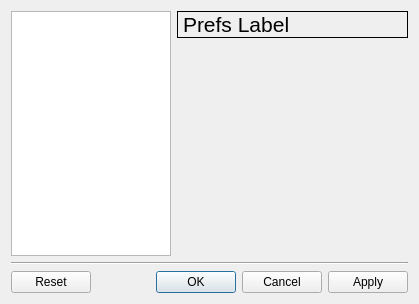
First picture: the form in GNS3/Ui/Form_PreferencesDialog.ui, repository GNS3/gns3-legacy, before the edit.
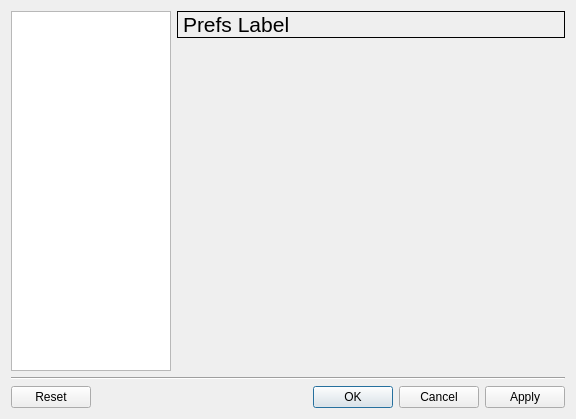
Second picture: the form after the edit.

Commit message: [PATCH] Increase default size of PreferencesDialog

Diff of the .ui file:
```diff
--- a/GNS3/Ui/Form_PreferencesDialog.ui
+++ b/GNS3/Ui/Form_PreferencesDialog.ui
@@ -5,20 +5,24 @@
    <rect>
     <x>0</x>
     <y>0</y>
-    <width>419</width>
-    <height>304</height>
+    <width>576</width>
+    <height>419</height>
    </rect>
   </property>
+  <property name="sizePolicy" >
+   <sizepolicy vsizetype="Expanding" hsizetype="Expanding" >
+    <horstretch>2</horstretch>
+    <verstretch>2</verstretch>
+   </sizepolicy>
+  </property>
   <property name="windowTitle" >
    <string>Dialog</string>
   </property>
   <layout class="QGridLayout" >
    <item row="0" column="0" >
-    <layout class="QHBoxLayout" >
-     <item>
       <widget class="QListWidget" name="listWidget" >
        <property name="sizePolicy" >
-        <sizepolicy vsizetype="Expanding" hsizetype="Maximum" >
+      <sizepolicy vsizetype="Expanding" hsizetype="Fixed" >
          <horstretch>0</horstretch>
          <verstretch>0</verstretch>
         </sizepolicy>
@@ -29,12 +33,28 @@
          <height>16777215</height>
         </size>
        </property>
-      </widget>
-     </item>
-     <item>
+     <property name="font" >
+      <font>
+       <pointsize>12</pointsize>
+       <weight>75</weight>
+       <bold>true</bold>
+      </font>
+     </property>
+    </widget>
+   </item>
+   <item row="0" column="1" >
       <layout class="QVBoxLayout" >
+     <property name="spacing" >
+      <number>3</number>
+     </property>
        <item>
-        <widget class="QLabel" name="label" >
+      <widget class="QLabel" name="titleLabel" >
+       <property name="sizePolicy" >
+        <sizepolicy vsizetype="Maximum" hsizetype="Preferred" >
+         <horstretch>1</horstretch>
+         <verstretch>0</verstretch>
+        </sizepolicy>
+       </property>
          <property name="font" >
           <font>
            <pointsize>16</pointsize>
@@ -56,8 +76,8 @@
         <widget class="QStackedWidget" name="stackedWidget" >
          <property name="sizePolicy" >
           <sizepolicy vsizetype="MinimumExpanding" hsizetype="Expanding" >
-           <horstretch>0</horstretch>
-           <verstretch>0</verstretch>
+         <horstretch>1</horstretch>
+         <verstretch>1</verstretch>
           </sizepolicy>
          </property>
          <widget class="QWidget" name="page" />
@@ -65,16 +85,14 @@
        </item>
       </layout>
      </item>
-    </layout>
-   </item>
-   <item row="1" column="0" >
+   <item row="1" column="0" colspan="2" >
     <widget class="Line" name="line" >
      <property name="orientation" >
       <enum>Qt::Horizontal</enum>
      </property>
     </widget>
    </item>
-   <item row="2" column="0" >
+   <item row="2" column="0" colspan="2" >
     <widget class="QDialogButtonBox" name="buttonBox" >
      <property name="orientation" >
       <enum>Qt::Horizontal</enum>
```
Left out of the diff: 5 changed lines with no effect on the pictures. Lines whose indentation alone changed are shown as unchanged. The commit also changes 1 other file.
